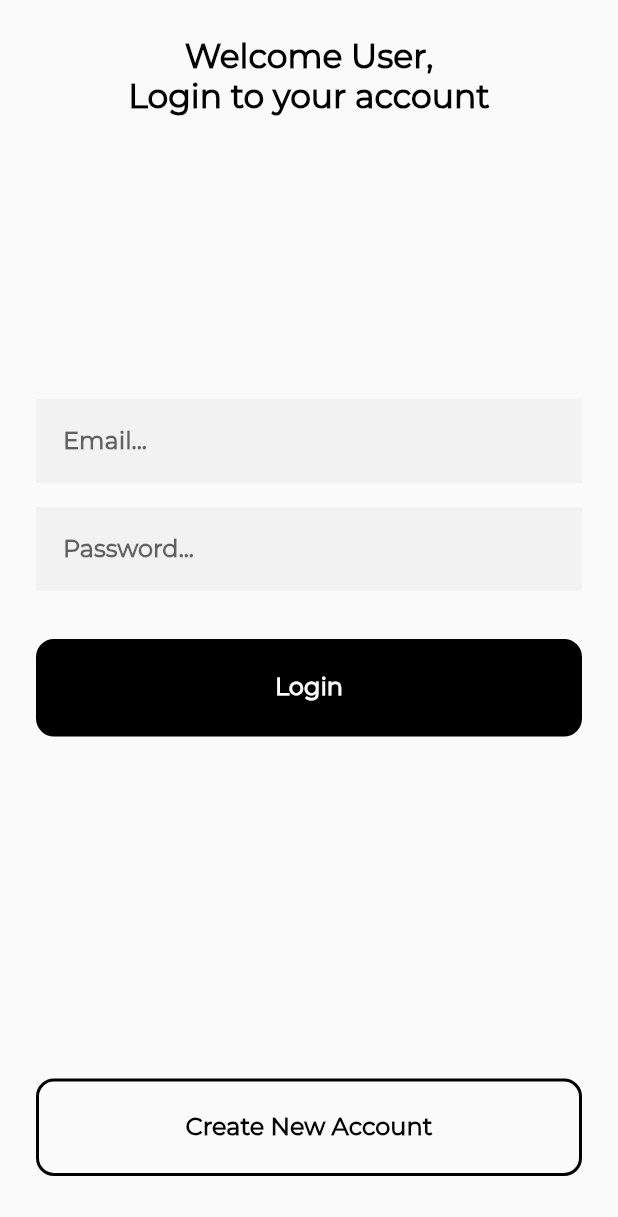
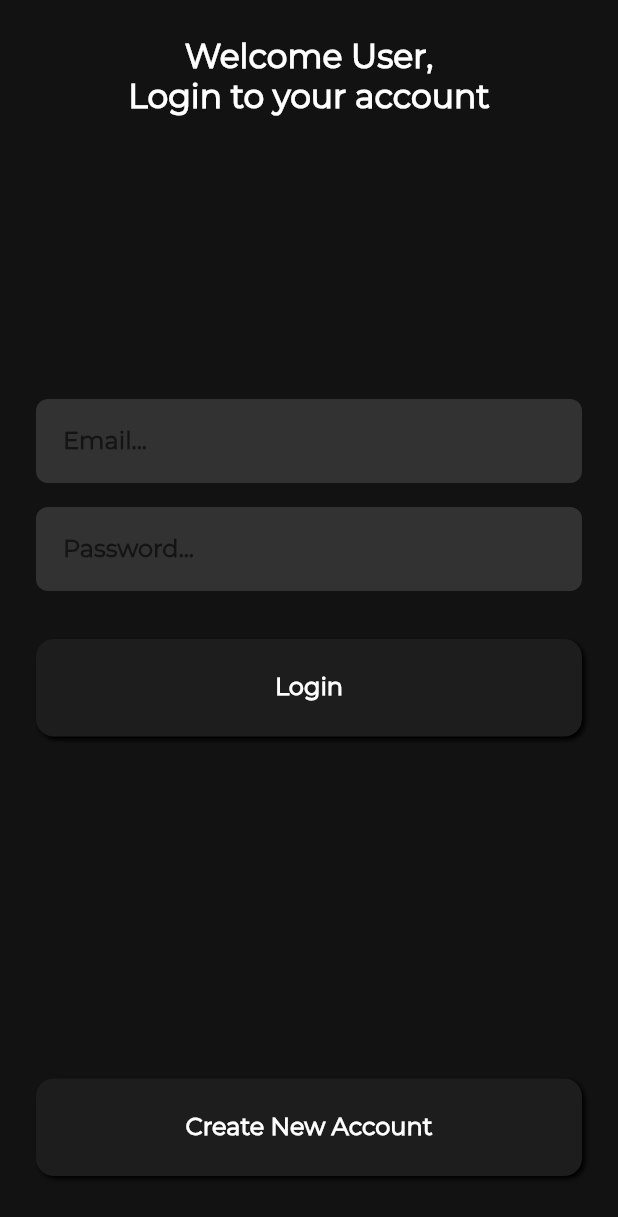
Before and after one commit to Alabhya268/Ecommerce_App, a Flutter app: the screen it shows after launch, on a phone screen of 412 x 824 dp. Shown: the top 1217 px of the screen. Run offline on Flutter 3.47's test engine with Material 2 defaults, Android fonts, the phone set to English and light mode, and no system bars; our stand-ins replace cloud_firestore, firebase_auth, firebase_core; missing offline and left inert: dart:ffi; accounts and stored records are empty; project files that could hold a hidden picture were left out.

Commit message:
Made Dark theme

```diff
--- a/ecommerce_app/lib/constants.dart
+++ b/ecommerce_app/lib/constants.dart
@@ -6,18 +6,27 @@ class Constants {
   static TextStyle regularHeading = TextStyle(
     fontSize: 18,
     fontWeight: FontWeight.w600,
-    color: Colors.black,
+    color: Colors.white,
   );
 
   static TextStyle boldHeading = TextStyle(
     fontSize: 22,
     fontWeight: FontWeight.w600,
-    color: Colors.black,
+    color: Colors.white,
   );
 
   static TextStyle regularDarkText = TextStyle(
     fontSize: 16,
     fontWeight: FontWeight.w600,
+    color: Colors.white,
+  );
+
+  static BoxShadow boxShadow = BoxShadow(
     color: Colors.black,
+    blurRadius: 2.0,
+    spreadRadius: 0.0,
+    offset: Offset(2.0, 2.0),
   );
+
+  static Color btnColor = Color(0xFF1D1D1D);
 }
--- a/ecommerce_app/lib/main.dart
+++ b/ecommerce_app/lib/main.dart
@@ -13,6 +13,7 @@ class MyApp extends StatelessWidget {
       debugShowCheckedModeBanner: false,
       title: 'Flutter Demo',
       theme: ThemeData(
+        backgroundColor: Color(0xFF121212),
         accentColor: Color(0xFFFF1E00),
         fontFamily: 'Montserrat',
       ),
--- a/ecommerce_app/lib/screens/cart_page.dart
+++ b/ecommerce_app/lib/screens/cart_page.dart
@@ -15,6 +15,7 @@ class _CartPageState extends State<CartPage> {
   @override
   Widget build(BuildContext context) {
     return Scaffold(
+      backgroundColor: Theme.of(context).backgroundColor,
       body: Stack(
         children: [
           StreamBuilder<QuerySnapshot>(
--- a/ecommerce_app/lib/screens/home_page.dart
+++ b/ecommerce_app/lib/screens/home_page.dart
@@ -31,6 +31,7 @@ class _HomePageState extends State<HomePage> {
   @override
   Widget build(BuildContext context) {
     return Scaffold(
+      backgroundColor: Theme.of(context).backgroundColor,
       body: Column(
         mainAxisAlignment: MainAxisAlignment.spaceBetween,
         children: [
--- a/ecommerce_app/lib/screens/login_page.dart
+++ b/ecommerce_app/lib/screens/login_page.dart
@@ -94,6 +94,7 @@ class _LoginPageState extends State<LoginPage> {
   @override
   Widget build(BuildContext context) {
     return Scaffold(
+      backgroundColor: Theme.of(context).backgroundColor,
       body: SafeArea(
         child: Container(
           width: double.infinity,
--- a/ecommerce_app/lib/screens/register_page.dart
+++ b/ecommerce_app/lib/screens/register_page.dart
@@ -97,6 +97,7 @@ class _RegisterPageState extends State<RegisterPage> {
   @override
   Widget build(BuildContext context) {
     return Scaffold(
+      backgroundColor: Theme.of(context).backgroundColor,
       body: SafeArea(
         child: Container(
           width: double.infinity,
--- a/ecommerce_app/lib/tabs/search_tab.dart
+++ b/ecommerce_app/lib/tabs/search_tab.dart
@@ -46,7 +46,7 @@ class _SearchTabState extends State<SearchTab> {
               if (snapshot.connectionState == ConnectionState.done) {
                 return ListView(
                   padding: EdgeInsets.only(
-                    top: 108,
+                    top: 84 + MediaQuery.of(context).padding.top,
                   ),
                   children: snapshot.data.docs.map((document) {
                     return Container(
@@ -133,7 +133,7 @@ class _SearchTabState extends State<SearchTab> {
             top: 45,
           ),
           decoration: BoxDecoration(
-            color: Colors.white,
+            color: Theme.of(context).backgroundColor,
             borderRadius: BorderRadius.only(
               bottomLeft: Radius.circular(12),
               bottomRight: Radius.circular(12),
--- a/ecommerce_app/lib/widgets/custom_btn.dart
+++ b/ecommerce_app/lib/widgets/custom_btn.dart
@@ -1,3 +1,4 @@
+import 'package:ecommerce_app/constants.dart';
 import 'package:flutter/material.dart';
 
 class CustomBtn extends StatelessWidget {
@@ -23,14 +24,11 @@ class CustomBtn extends StatelessWidget {
           vertical: 24,
         ),
         decoration: BoxDecoration(
-          color: _outlineBtn ? Colors.transparent : Colors.black,
-          borderRadius: BorderRadius.circular(
-            12,
-          ),
-          border: Border.all(
-            color: Colors.black,
-            width: 2,
-          ),
+          color: Constants.btnColor,
+          borderRadius: BorderRadius.circular(12),
+          boxShadow: [
+            Constants.boxShadow,
+          ],
         ),
         padding: EdgeInsets.symmetric(
           horizontal: 24,
@@ -44,7 +42,7 @@ class CustomBtn extends StatelessWidget {
                 child: Text(
                   text == null ? 'Text' : text,
                   style: TextStyle(
-                    color: _outlineBtn ? Colors.black : Colors.white,
+                    color: Colors.white,
                     fontSize: 16,
                     fontWeight: FontWeight.w600,
                   ),
--- a/ecommerce_app/lib/widgets/custom_input.dart
+++ b/ecommerce_app/lib/widgets/custom_input.dart
@@ -33,8 +33,9 @@ class CustomInput extends StatelessWidget {
         horizontal: horizontalPadding ?? 24,
       ),
       decoration: BoxDecoration(
+        borderRadius: BorderRadius.circular(8),
         color: Color(
-          0xFFF2F2F2,
+          0xFF323232,
         ),
       ),
       child: TextField(
--- a/ecommerce_app/lib/widgets/product_card.dart
+++ b/ecommerce_app/lib/widgets/product_card.dart
@@ -95,6 +95,7 @@ class ProductCard extends StatelessWidget {
                   IconButton(
                     icon: Icon(Icons.remove_circle_outline_outlined),
                     onPressed: onPressed,
+                    color: Colors.white70,
                     //  () {
                     //   _firebaseServices.cartRef.doc('${document.id}').delete();
                     // },
```
Also changed, not shown: ecommerce_app/lib/screens/product_page.dart (+16 -7 lines), ecommerce_app/lib/tabs/home_tab.dart (+4 -3 lines), ecommerce_app/lib/widgets/bottom_tabs.dart (+8 -6 lines), ecommerce_app/lib/widgets/custom_action_bar.dart (+8 -8 lines).
